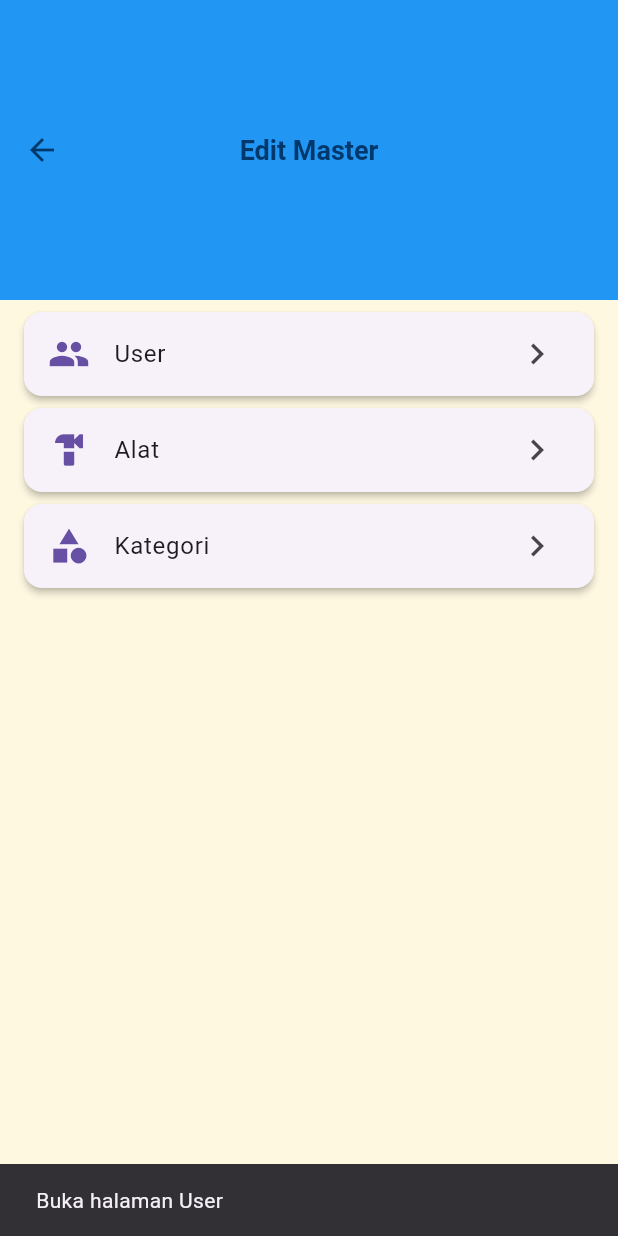
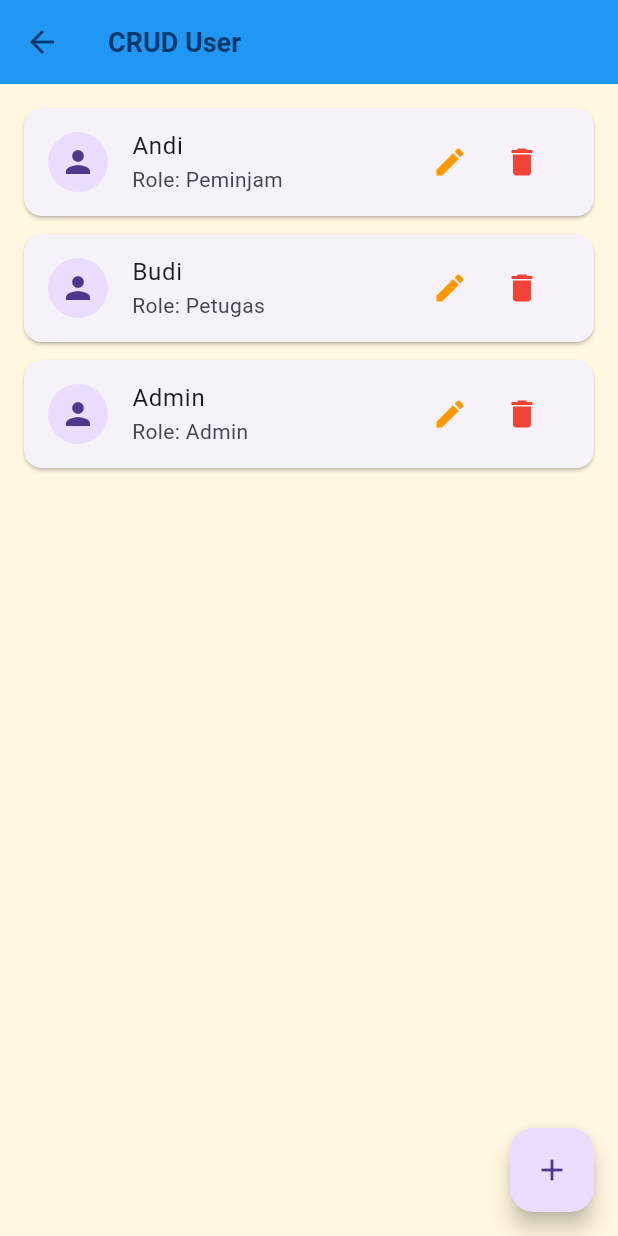
Before and after one commit to devinaputria/peminjaman_ukk, a Flutter app: the EditMenuScreen screen opened directly, after a tap on "User", on a phone screen of 412 x 824 dp. Run offline on Flutter 3.47's test engine with Material 3 defaults, Android fonts, the light colour scheme and no system bars.

Commit message:
detail user crud

```diff
--- a/lib/screens/admin_edit_page.dart
+++ b/lib/screens/admin_edit_page.dart
@@ -1,7 +1,5 @@
 import 'package:flutter/material.dart';
-import 'package:peminjaman/screens/admin_dashboard.dart';
-import 'package:peminjaman/screens/riwayat_page.dart';
-import 'package:peminjaman/screens/transaksi.dart';
+import 'package:peminjaman/screens/user_crud_page.dart';
 
 class EditMenuScreen extends StatelessWidget {
   const EditMenuScreen({super.key});
@@ -14,15 +12,13 @@ class EditMenuScreen extends StatelessWidget {
       {'icon': Icons.category, 'label': 'Kategori'},
     ];
 
-      final List<Widget> _pages = [
-        const AdminDashboard(),              // halaman Beranda (sudah ada)
-        const EditMenuScreen(),
-        const TransaksiPage(),
-        const RiwayatPage(),
-      ];
-
     return Scaffold(
-      appBar: AppBar(title: const Text('Edit Master'), centerTitle: true, backgroundColor: Colors.blue, toolbarHeight: 200,),
+      appBar: AppBar(
+        title: const Text('Edit Master'),
+        centerTitle: true,
+        backgroundColor: Colors.blue,
+        toolbarHeight: 200,
+      ),
       body: ListView.builder(
         padding: const EdgeInsets.symmetric(horizontal: 16, vertical: 8),
         itemCount: menus.length,
@@ -30,16 +26,34 @@ class EditMenuScreen extends StatelessWidget {
           return Card(
             elevation: 2,
             margin: const EdgeInsets.only(bottom: 8),
-            shape: RoundedRectangleBorder(borderRadius: BorderRadius.circular(12)),
+            shape: RoundedRectangleBorder(
+              borderRadius: BorderRadius.circular(12),
+            ),
             child: ListTile(
-              leading: Icon(menus[i]['icon'] as IconData, size: 28, color: Theme.of(context).primaryColor),
-              title: Text(menus[i]['label'] as String, style: const TextStyle(fontSize: 16)),
+              leading: Icon(
+                menus[i]['icon'] as IconData,
+                size: 28,
+                color: Colors.blue,
+              ),
+              title: Text(
+                menus[i]['label'] as String,
+                style: const TextStyle(fontSize: 16),
+              ),
               trailing: const Icon(Icons.chevron_right, size: 28),
               onTap: () {
-                // nanti arahkan ke halaman CRUD masing-masing
-                ScaffoldMessenger.of(context).showSnackBar(
-                  SnackBar(content: Text('Buka halaman ${menus[i]['label']}')),
-                );
+                // ================== NAVIGASI CRUD ==================
+                if (menus[i]['label'] == 'User') {
+                  Navigator.push(
+                    context,
+                    MaterialPageRoute(
+                      builder: (_) => const UserCrudPage(),
+                    ),
+                  );
+                }
+
+                // NANTI LANJUT
+                // if (menus[i]['label'] == 'Alat') {}
+                // if (menus[i]['label'] == 'Kategori') {}
               },
             ),
           );
--- /dev/null
+++ b/lib/screens/user_crud_page.dart
@@ -0,0 +1,132 @@
+import 'package:flutter/material.dart';
+
+class UserCrudPage extends StatefulWidget {
+  const UserCrudPage({super.key});
+
+  @override
+  State<UserCrudPage> createState() => _UserCrudPageState();
+}
+
+class _UserCrudPageState extends State<UserCrudPage> {
+  // ================= DATA DUMMY USER =================
+  final List<Map<String, String>> users = [
+    {'nama': 'Andi', 'role': 'Peminjam'},
+    {'nama': 'Budi', 'role': 'Petugas'},
+    {'nama': 'Admin', 'role': 'Admin'},
+  ];
+
+  // ================= FORM CONTROLLER =================
+  final TextEditingController namaController = TextEditingController();
+  final TextEditingController roleController = TextEditingController();
+
+  // ================= TAMBAH / EDIT USER =================
+  void showUserForm({int? index}) {
+    if (index != null) {
+      namaController.text = users[index]['nama']!;
+      roleController.text = users[index]['role']!;
+    } else {
+      namaController.clear();
+      roleController.clear();
+    }
+
+    showDialog(
+      context: context,
+      builder: (_) => AlertDialog(
+        title: Text(index == null ? 'Tambah User' : 'Edit User'),
+        content: Column(
+          mainAxisSize: MainAxisSize.min,
+          children: [
+            TextField(
+              controller: namaController,
+              decoration: const InputDecoration(labelText: 'Nama'),
+            ),
+            const SizedBox(height: 8),
+            TextField(
+              controller: roleController,
+              decoration: const InputDecoration(labelText: 'Role'),
+            ),
+          ],
+        ),
+        actions: [
+          TextButton(
+            onPressed: () => Navigator.pop(context),
+            child: const Text('Batal'),
+          ),
+          ElevatedButton(
+            onPressed: () {
+              setState(() {
+                if (index == null) {
+                  users.add({
+                    'nama': namaController.text,
+                    'role': roleController.text,
+                  });
+                } else {
+                  users[index] = {
+                    'nama': namaController.text,
+                    'role': roleController.text,
+                  };
+                }
+              });
+              Navigator.pop(context);
+            },
+            child: const Text('Simpan'),
+          ),
+        ],
+      ),
+    );
+  }
+
+  // ================= HAPUS USER =================
+  void deleteUser(int index) {
+    setState(() {
+      users.removeAt(index);
+    });
+  }
+
+  // ================= UI =================
+  @override
+  Widget build(BuildContext context) {
+    return Scaffold(
+      appBar: AppBar(
+        title: const Text('CRUD User'),
+        backgroundColor: Colors.blue,
+      ),
+      floatingActionButton: FloatingActionButton(
+        onPressed: () => showUserForm(),
+        child: const Icon(Icons.add),
+      ),
+      body: ListView.builder(
+        padding: const EdgeInsets.all(16),
+        itemCount: users.length,
+        itemBuilder: (_, index) {
+          return Card(
+            margin: const EdgeInsets.only(bottom: 12),
+            shape: RoundedRectangleBorder(
+              borderRadius: BorderRadius.circular(12),
+            ),
+            child: ListTile(
+              leading: const CircleAvatar(
+                child: Icon(Icons.person),
+              ),
+              title: Text(users[index]['nama']!),
+              subtitle: Text('Role: ${users[index]['role']}'),
+              trailing: Row(
+                mainAxisSize: MainAxisSize.min,
+                children: [
+                  IconButton(
+                    icon: const Icon(Icons.edit, color: Colors.orange),
+                    onPressed: () => showUserForm(index: index),
+                  ),
+                  IconButton(
+                    icon: const Icon(Icons.delete, color: Colors.red),
+                    onPressed: () => deleteUser(index),
+                  ),
+                ],
+              ),
+            ),
+          );
+        },
+      ),
+    );
+  }
+}
```
